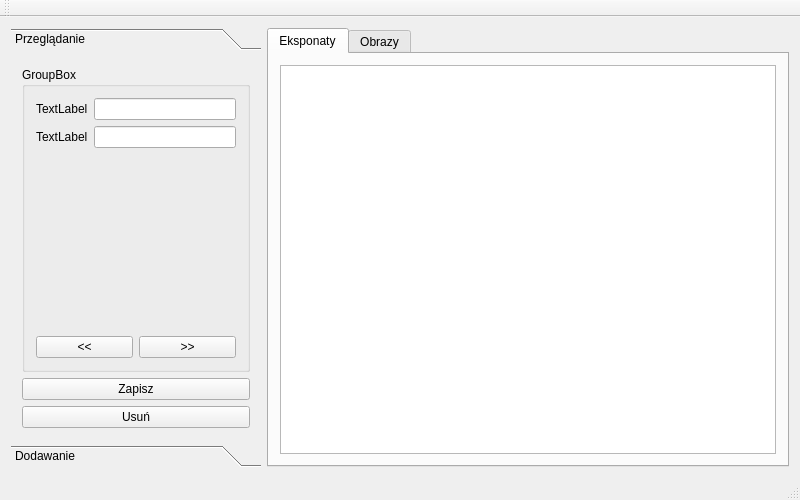
This is mainwindow.ui in bzyx/MuzeumGUI as Qt 5 draws it before an edit. The edited form follows.
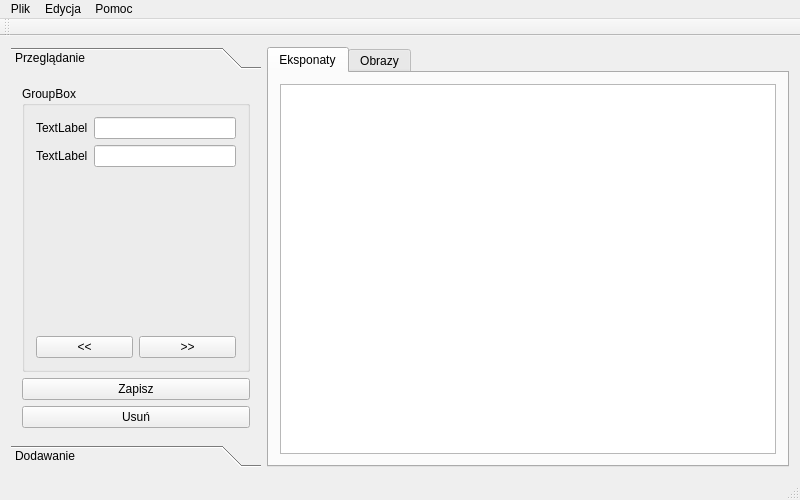
This is the edited form.

What changed in the file:
```diff
--- a/mainwindow.ui
+++ b/mainwindow.ui
@@ -38,7 +38,15 @@
         <height>0</height>
        </size>
       </property>
-      <widget class="QWidget" name="toolBoxPage1" native="true">
+      <widget class="QWidget" name="toolBoxPage1">
+       <property name="geometry">
+        <rect>
+         <x>0</x>
+         <y>0</y>
+         <width>250</width>
+         <height>378</height>
+        </rect>
+       </property>
        <property name="sizePolicy">
         <sizepolicy hsizetype="Minimum" vsizetype="Preferred">
          <horstretch>0</horstretch>
@@ -246,6 +254,33 @@
      <height>18</height>
     </rect>
    </property>
+   <widget class="QMenu" name="menuPlik">
+    <property name="title">
+     <string>Plik</string>
+    </property>
+    <addaction name="actionOtw_rz"/>
+    <addaction name="actionZapis"/>
+    <addaction name="actionZapisz_jako"/>
+    <addaction name="separator"/>
+    <addaction name="actionZamknij"/>
+   </widget>
+   <widget class="QMenu" name="menuEdycja">
+    <property name="title">
+     <string>Edycja</string>
+    </property>
+    <addaction name="actionDodaj"/>
+    <addaction name="actionEdytuj"/>
+    <addaction name="actionUsu"/>
+   </widget>
+   <widget class="QMenu" name="menuPomoc">
+    <property name="title">
+     <string>Pomoc</string>
+    </property>
+    <addaction name="actionO_programie"/>
+   </widget>
+   <addaction name="menuPlik"/>
+   <addaction name="menuEdycja"/>
+   <addaction name="menuPomoc"/>
   </widget>
   <widget class="QToolBar" name="mainToolBar">
    <attribute name="toolBarArea">
```
Left out of the diff: 52 changed lines with no effect on the pictures.
